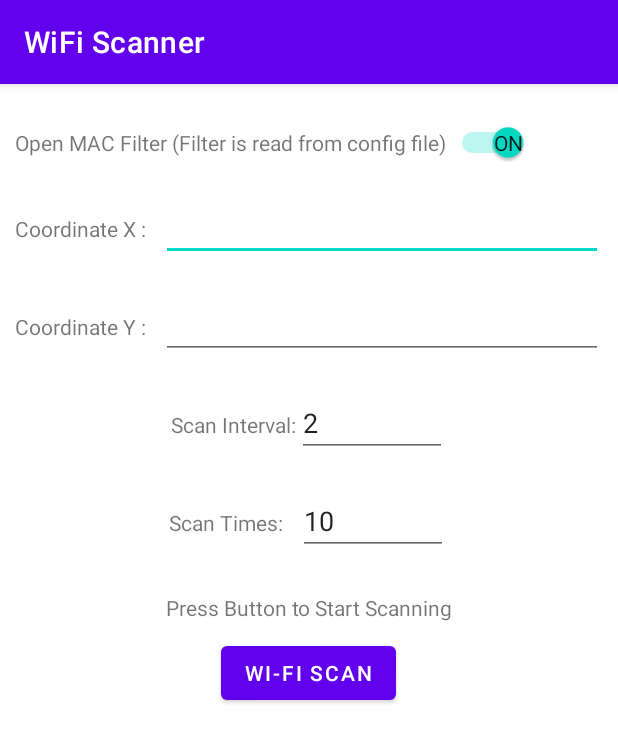
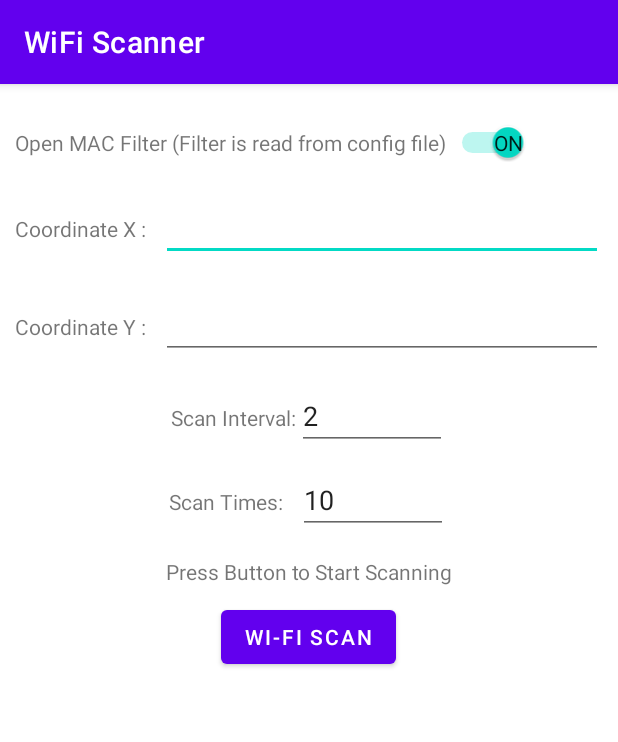
Before and after one commit to onewalnut/WiFiScanner, an Android app: the screen it shows after launch (MainActivity), on a phone screen of 412 x 824 dp. Shown: the top 742 px of the screen. Run offline under Robolectric (Android 15) with nearby library versions, the phone set to English and light mode, and no system bars.

Commit message:
optimize layout

```diff
--- a/app/src/main/res/layout/activity_main.xml
+++ b/app/src/main/res/layout/activity_main.xml
@@ -73,7 +73,7 @@
         android:layout_height="wrap_content"
         android:orientation="horizontal"
         android:layout_gravity="center"
-        android:layout_margin="10dp">
+        android:layout_margin="5dp">
         <TextView
             android:layout_width="wrap_content"
             android:layout_height="wrap_content"
@@ -91,7 +91,7 @@
         android:layout_height="wrap_content"
         android:orientation="horizontal"
         android:layout_gravity="center"
-        android:layout_margin="10dp">
+        android:layout_margin="5dp">
         <TextView
             android:layout_width="wrap_content"
             android:layout_height="wrap_content"
@@ -110,7 +110,7 @@
         android:layout_height="wrap_content"
         android:text="Press Button to Start Scanning"
         android:layout_gravity="center"
-        android:layout_marginTop="15dp"
+        android:layout_marginTop="10dp"
         android:layout_marginBottom="10dp">
     </TextView>
 
```
